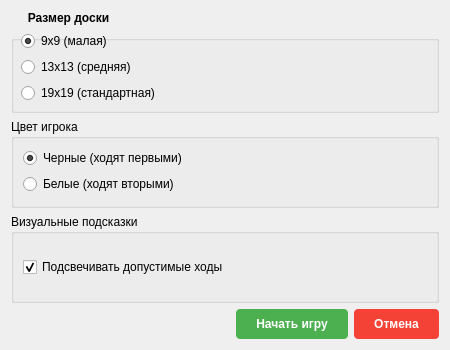
Above: interface/Go_app/ui/game_settings_dialog_pve.ui from gZEVI-1/OS_GO before the change. Below: the same form after it.
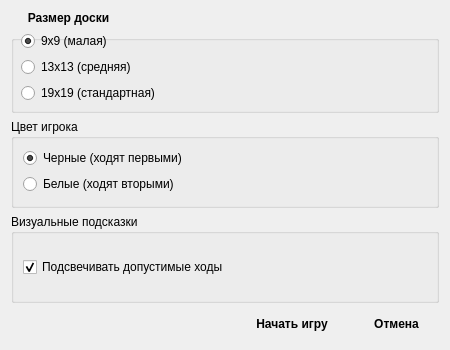
That is the form after the change.

```diff
--- a/interface/Go_app/ui/game_settings_dialog_pve.ui
+++ b/interface/Go_app/ui/game_settings_dialog_pve.ui
@@ -128,15 +128,9 @@
        </property>
        <property name="styleSheet">
         <string>QPushButton {
-    background-color: #4CAF50;
-    color: white;
-    border: none;
     padding: 8px 20px;
     border-radius: 4px;
     font-weight: bold;
-}
-QPushButton:hover {
-    background-color: #45a049;
 }</string>
        </property>
       </widget>
@@ -148,15 +142,9 @@
        </property>
        <property name="styleSheet">
         <string>QPushButton {
-    background-color: #f44336;
-    color: white;
-    border: none;
     padding: 8px 20px;
     border-radius: 4px;
     font-weight: bold;
-}
-QPushButton:hover {
-    background-color: #da190b;
 }</string>
        </property>
       </widget>
```
